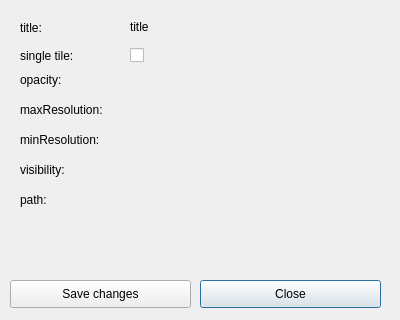
This is dlg_layerProperties.ui in LESPROJEKT/qgis-layman-plugin as Qt 5 draws it before an edit. The edited form follows.
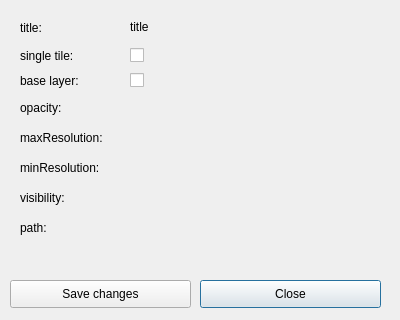
This is the edited form.

Commit message: check if filetype raster

The edit to the form file:
```diff
--- a/dlg_layerProperties.ui
+++ b/dlg_layerProperties.ui
@@ -110,7 +110,7 @@
    <property name="geometry">
     <rect>
      <x>20</x>
-     <y>72</y>
+     <y>100</y>
      <width>55</width>
      <height>16</height>
     </rect>
@@ -136,7 +136,7 @@
    <property name="geometry">
     <rect>
      <x>130</x>
-     <y>72</y>
+     <y>100</y>
      <width>55</width>
      <height>16</height>
     </rect>
@@ -149,7 +149,7 @@
    <property name="geometry">
     <rect>
      <x>20</x>
-     <y>102</y>
+     <y>130</y>
      <width>101</width>
      <height>16</height>
     </rect>
@@ -162,7 +162,7 @@
    <property name="geometry">
     <rect>
      <x>130</x>
-     <y>102</y>
+     <y>130</y>
      <width>55</width>
      <height>16</height>
     </rect>
@@ -175,7 +175,7 @@
    <property name="geometry">
     <rect>
      <x>20</x>
-     <y>132</y>
+     <y>160</y>
      <width>101</width>
      <height>16</height>
     </rect>
@@ -188,7 +188,7 @@
    <property name="geometry">
     <rect>
      <x>130</x>
-     <y>132</y>
+     <y>160</y>
      <width>55</width>
      <height>16</height>
     </rect>
@@ -201,7 +201,7 @@
    <property name="geometry">
     <rect>
      <x>20</x>
-     <y>162</y>
+     <y>190</y>
      <width>81</width>
      <height>16</height>
     </rect>
@@ -214,7 +214,7 @@
    <property name="geometry">
     <rect>
      <x>130</x>
-     <y>162</y>
+     <y>190</y>
      <width>55</width>
      <height>16</height>
     </rect>
@@ -227,7 +227,7 @@
    <property name="geometry">
     <rect>
      <x>20</x>
-     <y>192</y>
+     <y>220</y>
      <width>55</width>
      <height>16</height>
     </rect>
@@ -240,7 +240,7 @@
    <property name="geometry">
     <rect>
      <x>130</x>
-     <y>192</y>
+     <y>220</y>
      <width>55</width>
      <height>16</height>
     </rect>
@@ -262,6 +262,32 @@
     <string>single tile:</string>
    </property>
   </widget>
+  <widget class="QLabel" name="label_5">
+   <property name="geometry">
+    <rect>
+     <x>20</x>
+     <y>73</y>
+     <width>81</width>
+     <height>16</height>
+    </rect>
+   </property>
+   <property name="text">
+    <string>base layer:</string>
+   </property>
+  </widget>
+  <widget class="QCheckBox" name="checkBox_baseLayer">
+   <property name="geometry">
+    <rect>
+     <x>130</x>
+     <y>70</y>
+     <width>81</width>
+     <height>20</height>
+    </rect>
+   </property>
+   <property name="text">
+    <string/>
+   </property>
+  </widget>
  </widget>
  <resources/>
  <connections/>
```
The commit also changes 2 other files.
